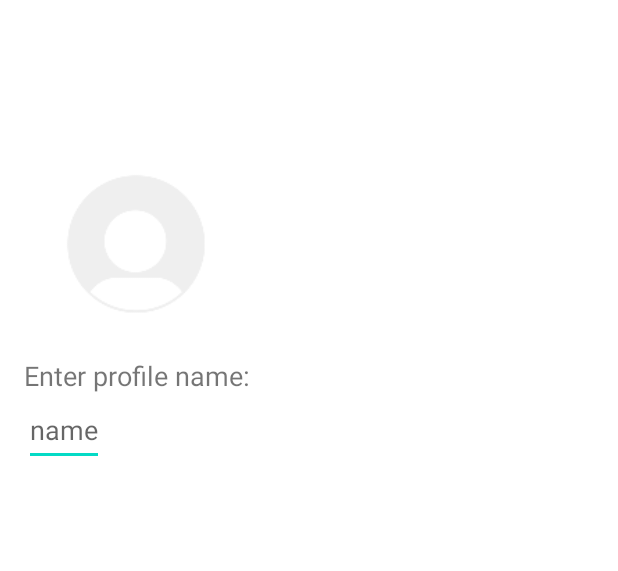
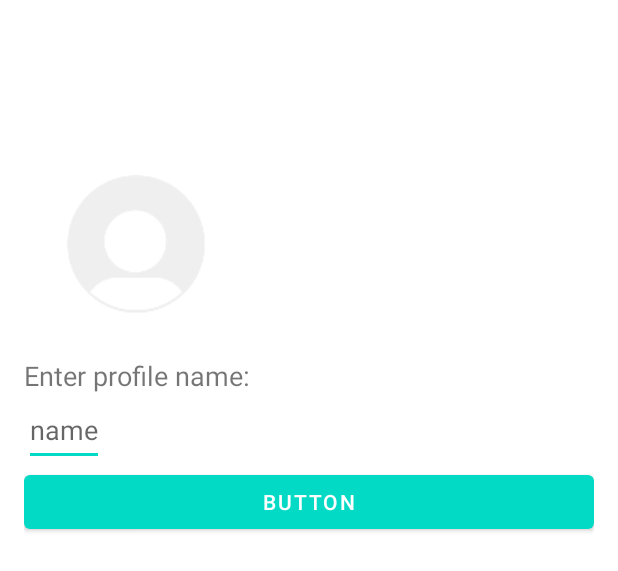
Before and after one commit to ReyesJayMilson/SD4, an Android app: the layout profiles_test.xml on its own in the app's theme, with its tools: preview values and no code run, on a phone screen of 412 x 824 dp. Shown: the top 571 px of the screen. Run offline under Robolectric (Android 15) with nearby library versions, the phone set to English and light mode, and no system bars.

Commit message:
yes inang yanasf

```diff
--- a/app/src/main/res/layout/profiles_test.xml
+++ b/app/src/main/res/layout/profiles_test.xml
@@ -39,4 +39,10 @@
         tools:layout_editor_absoluteX="16dp"
         tools:layout_editor_absoluteY="40dp" />
 
+    <Button
+        android:id="@+id/button2"
+        android:layout_width="match_parent"
+        android:layout_height="wrap_content"
+        android:text="Button" />
+
 </LinearLayout>
```
